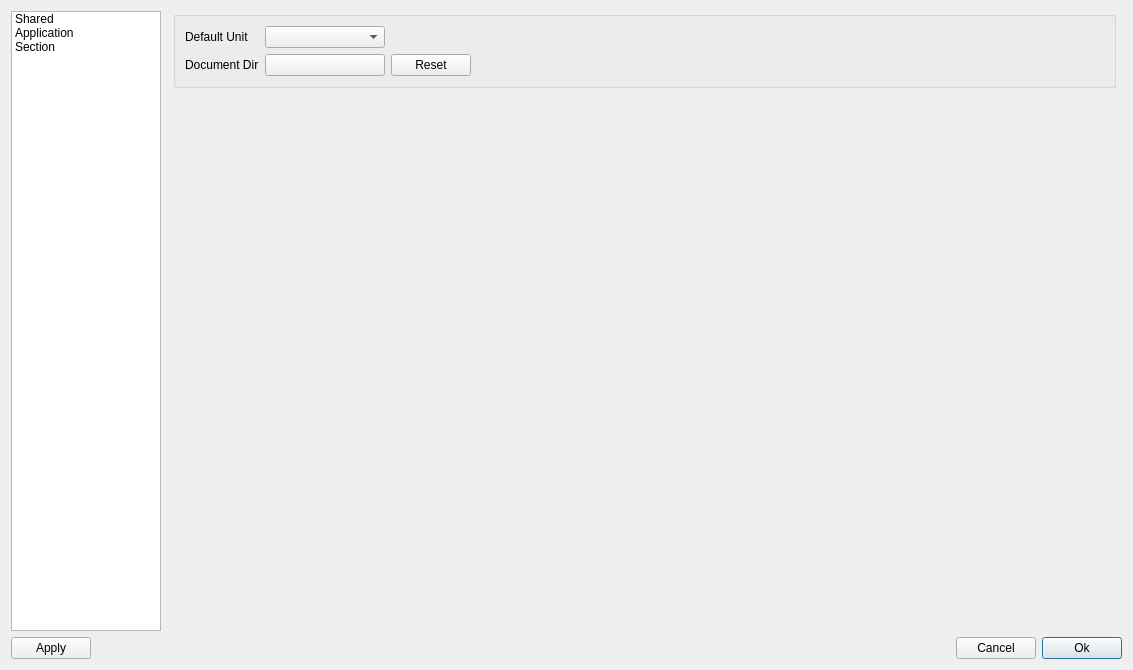
Before: the Qt Designer form dialog/preferences.ui in ytxerp/ytx-client, drawn with Qt 5.
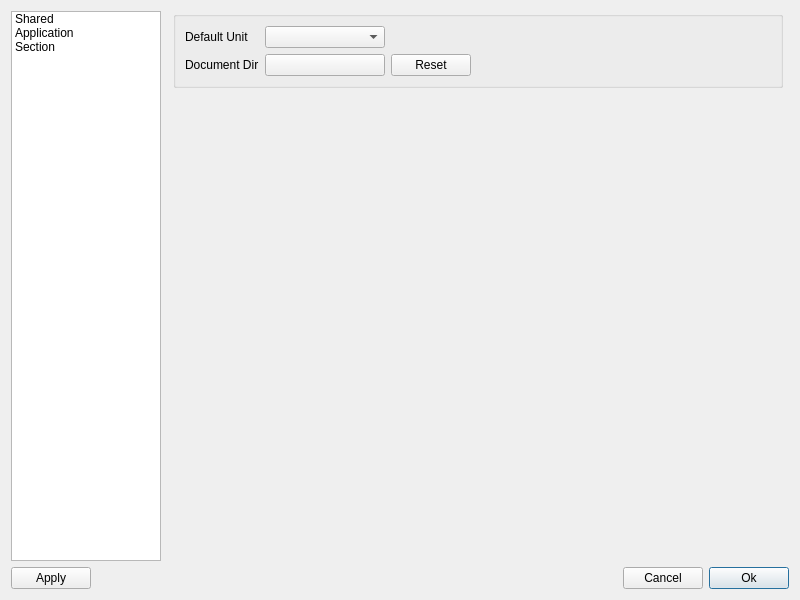
After: the same form once the commit is applied. The open tabs and pages were chosen to show the change. Custom widgets are drawn as their Qt base class.

Patch:
```diff
--- a/dialog/preferences.ui
+++ b/dialog/preferences.ui
@@ -6,15 +6,15 @@
    <rect>
     <x>0</x>
     <y>0</y>
-    <width>1133</width>
-    <height>670</height>
+    <width>800</width>
+    <height>600</height>
    </rect>
   </property>
-  <property name="sizePolicy">
-   <sizepolicy hsizetype="Fixed" vsizetype="Fixed">
-    <horstretch>0</horstretch>
-    <verstretch>0</verstretch>
-   </sizepolicy>
+  <property name="minimumSize">
+   <size>
+    <width>800</width>
+    <height>600</height>
+   </size>
   </property>
   <layout class="QGridLayout" name="gridLayout_2">
    <item row="0" column="0">
```
Left out of the diff: 2 changed lines with no effect on the pictures.
